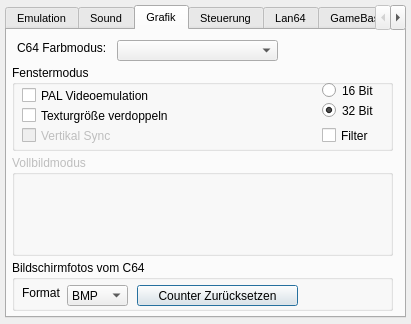
Qt form setup_window.ui (ThKattanek/emu64) before a commit.
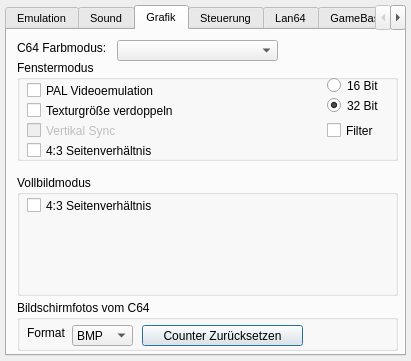
The same form after that commit.

Commit message: [ticket#23] 4:3 AspectRatio wurde in das SetupWindow übernommen. Die Einstellungen werden auch in der emu64.ini gespeichert.

What changed in the file:
```diff
--- a/setup_window.ui
+++ b/setup_window.ui
@@ -10,7 +10,7 @@
     <x>0</x>
     <y>0</y>
     <width>411</width>
-    <height>324</height>
+    <height>361</height>
    </rect>
   </property>
   <property name="windowTitle">
@@ -25,7 +25,7 @@
      <x>5</x>
      <y>5</y>
      <width>401</width>
-     <height>313</height>
+     <height>351</height>
     </rect>
    </property>
    <property name="font">
@@ -98,10 +98,10 @@
     <widget class="QGroupBox" name="WindowGroup">
      <property name="geometry">
       <rect>
-       <x>5</x>
-       <y>35</y>
+       <x>10</x>
+       <y>30</y>
        <width>381</width>
-       <height>86</height>
+       <height>101</height>
       </rect>
      </property>
      <property name="font">
@@ -220,17 +220,33 @@
        <bool>true</bool>
       </property>
      </widget>
+     <widget class="QCheckBox" name="WAspectRatio">
+      <property name="geometry">
+       <rect>
+        <x>10</x>
+        <y>80</y>
+        <width>177</width>
+        <height>21</height>
+       </rect>
+      </property>
+      <property name="toolTip">
+       <string>Erzwingt ein Bildschirm Seitenverhältnis von 4:3</string>
+      </property>
+      <property name="text">
+       <string>4:3 Seitenverhältnis</string>
+      </property>
+     </widget>
     </widget>
     <widget class="QGroupBox" name="FullscreenGroup">
      <property name="enabled">
-      <bool>false</bool>
+      <bool>true</bool>
      </property>
      <property name="geometry">
       <rect>
-       <x>5</x>
-       <y>125</y>
+       <x>10</x>
+       <y>145</y>
        <width>381</width>
-       <height>101</height>
+       <height>121</height>
       </rect>
      </property>
      <property name="font">
@@ -241,6 +257,22 @@
      <property name="title">
       <string>Vollbildmodus</string>
      </property>
+     <widget class="QCheckBox" name="FAspectRatio">
+      <property name="geometry">
+       <rect>
+        <x>10</x>
+        <y>20</y>
+        <width>177</width>
+        <height>21</height>
+       </rect>
+      </property>
+      <property name="toolTip">
+       <string>Erzwingt ein Bildschirm Seitenverhältnis von 4:3</string>
+      </property>
+      <property name="text">
+       <string>4:3 Seitenverhältnis</string>
+      </property>
+     </widget>
     </widget>
     <widget class="QGroupBox" name="screenshot_group">
      <property name="enabled">
@@ -248,8 +280,8 @@
      </property>
      <property name="geometry">
       <rect>
-       <x>5</x>
-       <y>230</y>
+       <x>10</x>
+       <y>270</y>
        <width>381</width>
        <height>51</height>
       </rect>
```
The commit also changes 2 other files.
